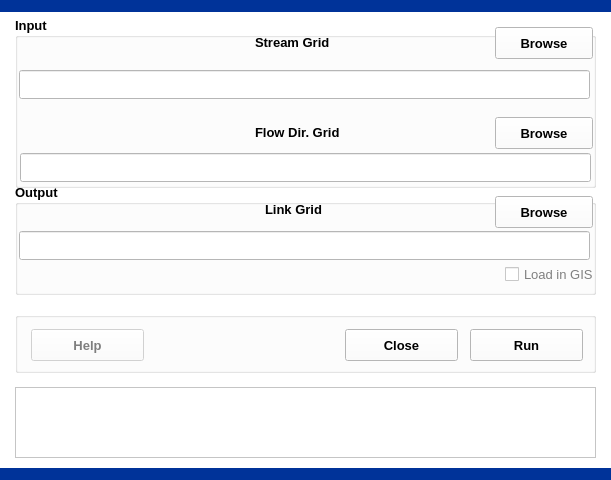
Qt form 2RasterProcessing/4LinkGrids/linkgrids.ui (leonard-psu/PIHMgis) before a commit.
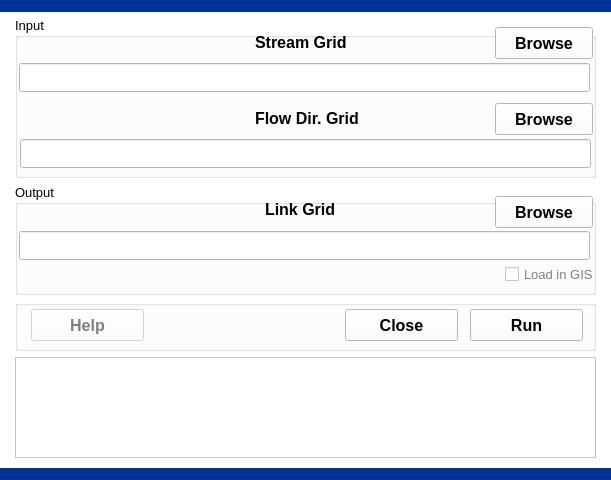
The same form after that commit.

The edit to the form file:
```diff
--- a/2RasterProcessing/4LinkGrids/linkgrids.ui
+++ b/2RasterProcessing/4LinkGrids/linkgrids.ui
@@ -442,9 +442,15 @@
      <x>15</x>
      <y>17</y>
      <width>581</width>
-     <height>171</height>
+     <height>161</height>
     </rect>
    </property>
+   <property name="font">
+    <font>
+     <weight>50</weight>
+     <bold>false</bold>
+    </font>
+   </property>
    <property name="title">
     <string>Input</string>
    </property>
@@ -457,6 +463,13 @@
       <height>32</height>
      </rect>
     </property>
+    <property name="font">
+     <font>
+      <pointsize>12</pointsize>
+      <weight>75</weight>
+      <bold>true</bold>
+     </font>
+    </property>
     <property name="text">
      <string>Browse</string>
     </property>
@@ -475,10 +488,17 @@
      <rect>
       <x>240</x>
       <y>10</y>
-      <width>87</width>
+      <width>101</width>
       <height>31</height>
      </rect>
     </property>
+    <property name="font">
+     <font>
+      <pointsize>12</pointsize>
+      <weight>75</weight>
+      <bold>true</bold>
+     </font>
+    </property>
     <property name="text">
      <string>Stream Grid</string>
     </property>
@@ -487,14 +507,14 @@
     <property name="geometry">
      <rect>
       <x>4</x>
-      <y>53</y>
+      <y>46</y>
       <width>571</width>
       <height>29</height>
      </rect>
     </property>
     <property name="font">
      <font>
-      <pointsize>14</pointsize>
+      <pointsize>11</pointsize>
       <weight>75</weight>
       <bold>true</bold>
      </font>
@@ -504,14 +524,14 @@
     <property name="geometry">
      <rect>
       <x>5</x>
-      <y>136</y>
+      <y>122</y>
       <width>571</width>
       <height>29</height>
      </rect>
     </property>
     <property name="font">
      <font>
-      <pointsize>14</pointsize>
+      <pointsize>11</pointsize>
       <weight>75</weight>
       <bold>true</bold>
      </font>
@@ -521,11 +541,18 @@
     <property name="geometry">
      <rect>
       <x>480</x>
-      <y>100</y>
+      <y>86</y>
       <width>98</width>
       <height>32</height>
      </rect>
     </property>
+    <property name="font">
+     <font>
+      <pointsize>12</pointsize>
+      <weight>75</weight>
+      <bold>true</bold>
+     </font>
+    </property>
     <property name="text">
      <string>Browse</string>
     </property>
@@ -543,11 +570,18 @@
     <property name="geometry">
      <rect>
       <x>240</x>
-      <y>100</y>
-      <width>87</width>
+      <y>86</y>
+      <width>111</width>
       <height>31</height>
      </rect>
     </property>
+    <property name="font">
+     <font>
+      <pointsize>12</pointsize>
+      <weight>75</weight>
+      <bold>true</bold>
+     </font>
+    </property>
     <property name="text">
      <string>Flow Dir. Grid</string>
     </property>
@@ -1003,11 +1037,16 @@
    <property name="geometry">
     <rect>
      <x>15</x>
-     <y>387</y>
+     <y>357</y>
      <width>581</width>
-     <height>71</height>
+     <height>101</height>
     </rect>
    </property>
+   <property name="font">
+    <font>
+     <pointsize>11</pointsize>
+    </font>
+   </property>
    <property name="lineWrapMode">
     <enum>QTextEdit::NoWrap</enum>
    </property>
@@ -1021,6 +1060,12 @@
      <height>111</height>
     </rect>
    </property>
+   <property name="font">
+    <font>
+     <weight>50</weight>
+     <bold>false</bold>
+    </font>
+   </property>
    <property name="title">
     <string>Output</string>
    </property>
@@ -1033,6 +1078,13 @@
       <height>31</height>
      </rect>
     </property>
+    <property name="font">
+     <font>
+      <pointsize>12</pointsize>
+      <weight>75</weight>
+      <bold>true</bold>
+     </font>
+    </property>
     <property name="text">
      <string>Link Grid</string>
     </property>
@@ -1046,6 +1098,13 @@
       <height>32</height>
      </rect>
     </property>
+    <property name="font">
+     <font>
+      <pointsize>12</pointsize>
+      <weight>75</weight>
+      <bold>true</bold>
+     </font>
+    </property>
     <property name="text">
      <string>Browse</string>
     </property>
@@ -1108,9 +1167,9 @@
    <property name="geometry">
     <rect>
      <x>15</x>
-     <y>312</y>
+     <y>300</y>
      <width>581</width>
-     <height>61</height>
+     <height>51</height>
     </rect>
    </property>
    <property name="title">
@@ -1123,11 +1182,18 @@
     <property name="geometry">
      <rect>
       <x>16</x>
-      <y>17</y>
+      <y>9</y>
       <width>113</width>
       <height>32</height>
      </rect>
     </property>
+    <property name="font">
+     <font>
+      <pointsize>12</pointsize>
+      <weight>75</weight>
+      <bold>true</bold>
+     </font>
+    </property>
     <property name="text">
      <string>Help</string>
     </property>
@@ -1139,11 +1205,18 @@
     <property name="geometry">
      <rect>
       <x>330</x>
-      <y>17</y>
+      <y>9</y>
       <width>113</width>
       <height>32</height>
      </rect>
     </property>
+    <property name="font">
+     <font>
+      <pointsize>12</pointsize>
+      <weight>75</weight>
+      <bold>true</bold>
+     </font>
+    </property>
     <property name="text">
      <string>Close</string>
     </property>
@@ -1155,11 +1228,18 @@
     <property name="geometry">
      <rect>
       <x>455</x>
-      <y>17</y>
+      <y>9</y>
       <width>113</width>
       <height>32</height>
      </rect>
     </property>
+    <property name="font">
+     <font>
+      <pointsize>12</pointsize>
+      <weight>75</weight>
+      <bold>true</bold>
+     </font>
+    </property>
     <property name="toolTip">
      <string/>
     </property>
```
Left out of the diff: 2 changed lines with no effect on the pictures.
